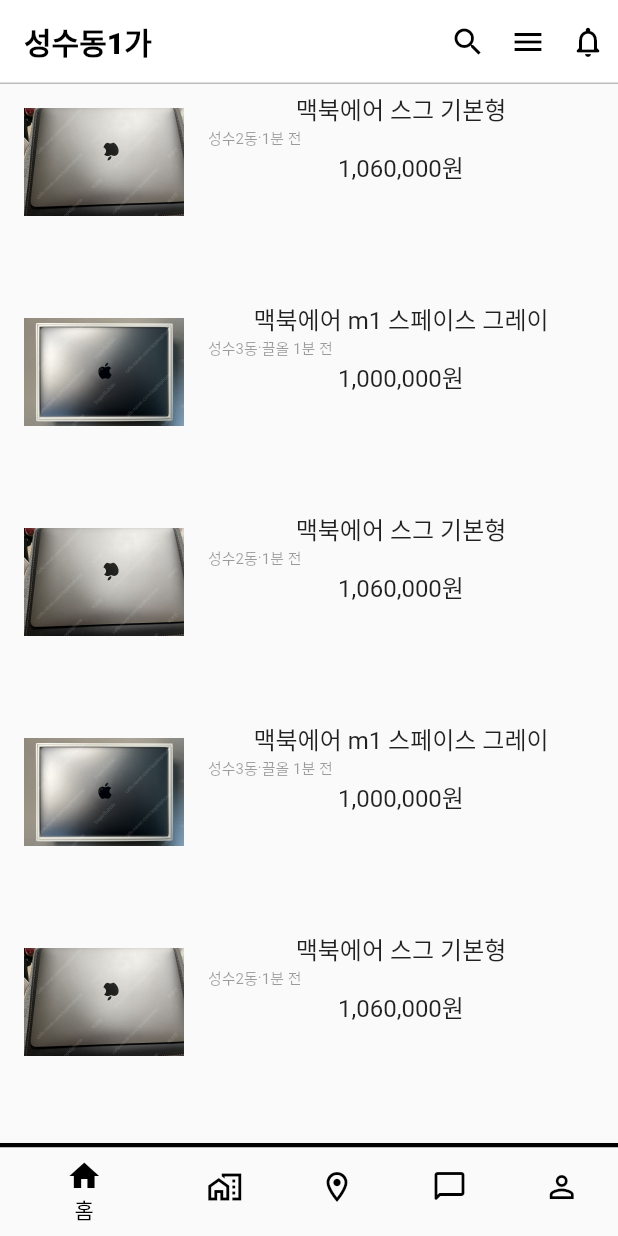
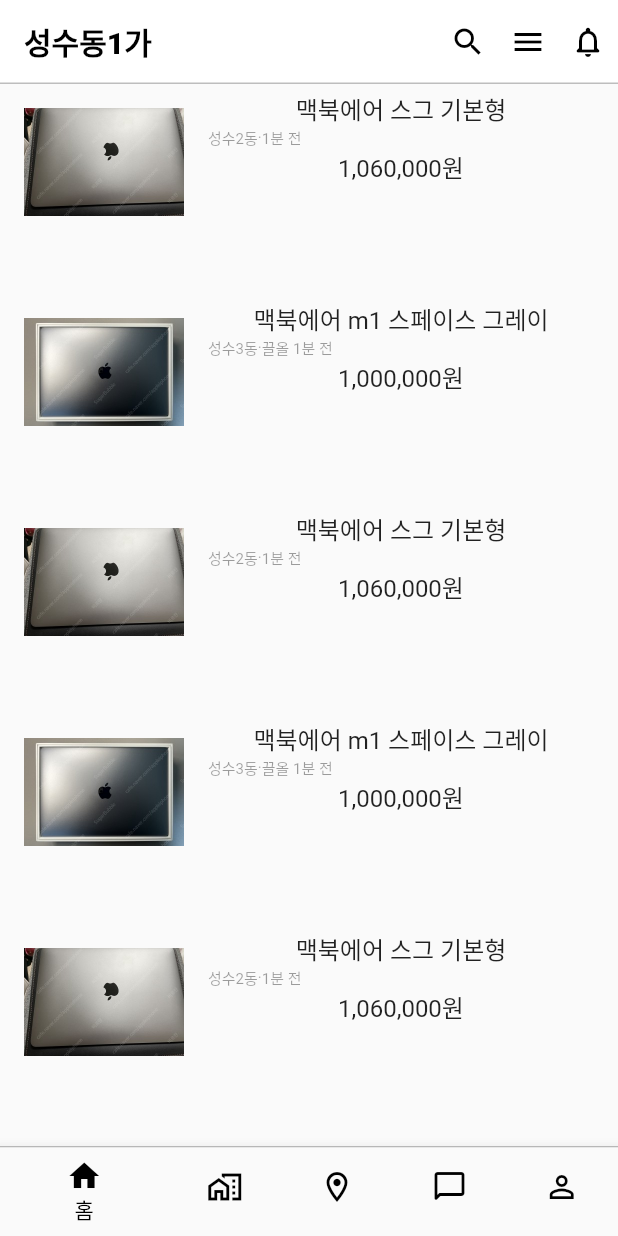
Before and after one commit to hunnypooh/carrot-market-clone, a Flutter app: the screen it shows after launch, on a phone screen of 412 x 824 dp. Run offline on Flutter 3.47's test engine with Material 2 defaults, Android fonts, the phone set to English and light mode, and no system bars.

Commit message:
2주차 끝

```diff
--- a/lib/main.dart
+++ b/lib/main.dart
@@ -226,8 +226,7 @@
             color: Colors.white,
             border: Border(
               top: BorderSide(
-                color: Colors.black,
-                width: 3,
+                color: Colors.black26,
               ),
             ),
           ),
```
